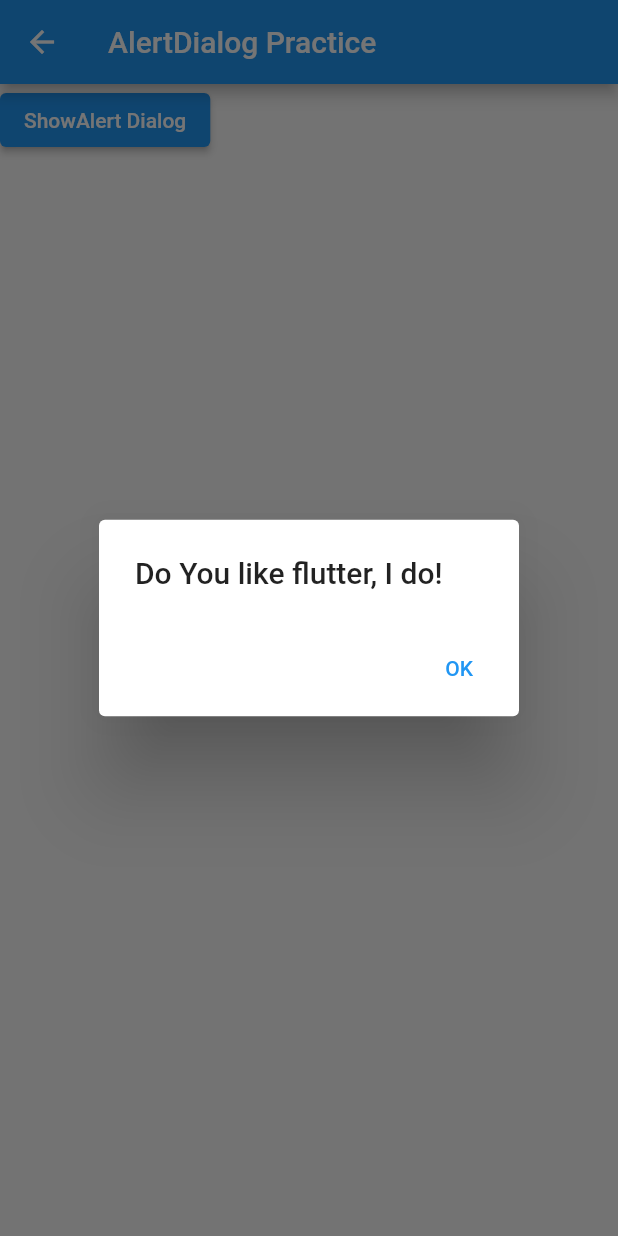
After one commit to mhrjnamar/udemy_flutter_beginner, a Flutter app: the AlertDialogPractice screen opened directly, after a tap on "ShowAlert Dialog", on a phone screen of 412 x 824 dp. The commit adds this screen. Run offline on Flutter 3.47's test engine with Material 2 defaults, Android fonts, the phone set to English and light mode, and no system bars.

Commit message:
AlertDialog Practice

```diff
--- a/lib/section_5_notification/Section5.dart
+++ b/lib/section_5_notification/Section5.dart
@@ -1,5 +1,5 @@
 import 'package:flutter/material.dart';
-import 'package:udemy_flutter_beginner/section_5_notification/chapters/SnackBarPractice.dart';
+import 'package:udemy_flutter_beginner/section_5_notification/chapters/AlertDialogPractice.dart';
 
 class Section5 extends StatefulWidget {
   @override
@@ -10,6 +10,6 @@ class _Section5State extends State<Section5> {
   @override
   Widget build(BuildContext context) {
     // return BottomSheetPractice();
-    return SnackBarPractice();
+    return AlertDialogPractice();
   }
 }
--- /dev/null
+++ b/lib/section_5_notification/chapters/AlertDialogPractice.dart
@@ -0,0 +1,38 @@
+import 'package:flutter/material.dart';
+import 'dart:async';
+
+class AlertDialogPractice extends StatefulWidget {
+  @override
+  _AlertDialogPracticeState createState() => _AlertDialogPracticeState();
+}
+
+class _AlertDialogPracticeState extends State<AlertDialogPractice> {
+  Future _showAlert(BuildContext context, String message) async {
+    return showDialog(context: context,
+        builder: (BuildContext context) =>
+            AlertDialog(title: Text(message),
+              actions: [
+                TextButton(onPressed: () => Navigator.pop(context),
+                    child: Text("OK"))
+              ],
+
+        ));
+  }
+  @override
+  Widget build(BuildContext context) {
+    return Scaffold(
+      appBar: AppBar(
+        title: Text("AlertDialog Practice"),
+      ),
+      body: Container(
+          child: ElevatedButton(
+            onPressed: () {
+             _showAlert(context, "Do You like flutter, I do!");
+            },
+            child: Text(""
+                "ShowAlert Dialog"),
+          ),
+      ),
+    );
+  }
+}
```
